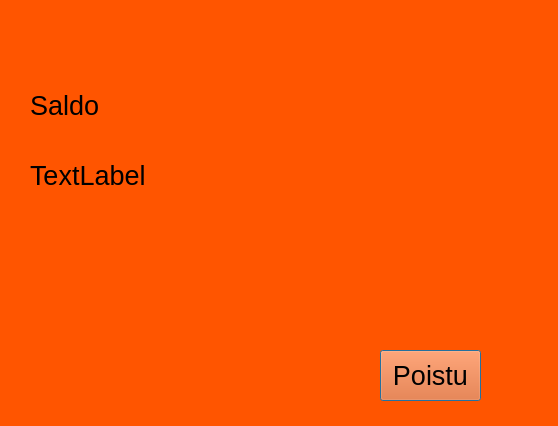
The window that frontend/saldo.ui (22kmo-project/group_8) describes before a commit, drawn with Qt 5.
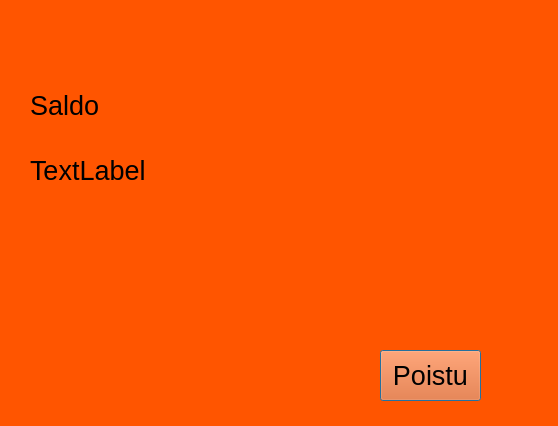
The same window after the commit.

What changed in the file:
```diff
--- a/frontend/saldo.ui
+++ b/frontend/saldo.ui
@@ -20,9 +20,9 @@
    <property name="geometry">
     <rect>
      <x>30</x>
-     <y>140</y>
+     <y>130</y>
      <width>251</width>
-     <height>71</height>
+     <height>81</height>
     </rect>
    </property>
    <property name="font">
@@ -57,7 +57,7 @@
     <rect>
      <x>30</x>
      <y>80</y>
-     <width>91</width>
+     <width>101</width>
      <height>51</height>
     </rect>
    </property>
```
